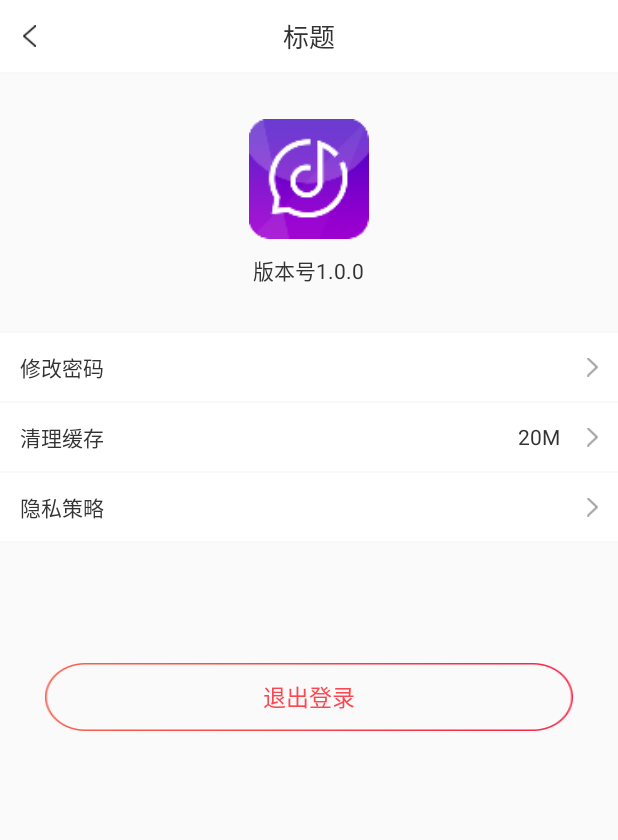
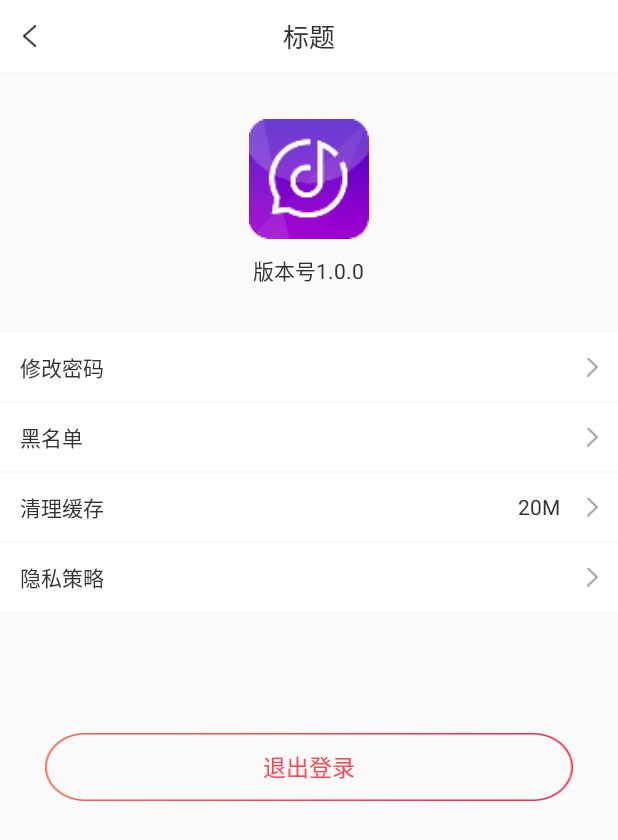
Before and after one commit to 18270839285/VoiceCall, an Android app: the layout activity_setting.xml on its own in the app's theme, with its tools: preview values and no code run, on a phone screen of 412 x 824 dp. Shown: the top 840 px of the screen. Run offline under Robolectric (Android 15) with nearby library versions, the phone set to English and light mode, and no system bars.

Commit message:
添加广播通知首页刷新,黑名单放到设置页

```diff
--- a/app/src/main/AndroidManifest.xml
+++ b/app/src/main/AndroidManifest.xml
@@ -349,6 +349,8 @@
             android:windowSoftInputMode="stateHidden|adjustResize" />
         <activity android:name=".mine.BlackActivity"
             android:screenOrientation="portrait"></activity>
+
+        <receiver android:name=".utils.RefreshReceiver"/>
     </application>
 
 </manifest>
--- a/app/src/main/java/huidu/com/voicecall/main/DynamicFragment.java
+++ b/app/src/main/java/huidu/com/voicecall/main/DynamicFragment.java
@@ -274,6 +274,7 @@ public class DynamicFragment extends BaseFragment implements RequestFinish {
                                                 finishLoad();
                                                 mList.remove(helper.getAdapterPosition());
                                                 notifyDataSetChanged();
+                                                sendRefresh();
                                             }
 
                                             @Override
@@ -308,6 +309,7 @@ public class DynamicFragment extends BaseFragment implements RequestFinish {
                                                 finishLoad();
                                                 mList.remove(helper.getAdapterPosition());
                                                 notifyDataSetChanged();
+                                                sendRefresh();
                                             }
 
                                             @Override
--- a/app/src/main/java/huidu/com/voicecall/main/MineFragment.java
+++ b/app/src/main/java/huidu/com/voicecall/main/MineFragment.java
@@ -93,13 +93,9 @@ public class MineFragment extends BaseFragment implements RequestFinish{
 
     @OnClick({R.id.iv_setting, R.id.rl_personal, R.id.ll_recharge, R.id.ll_income,R.id.ll_anchor,
             R.id.ll_idCard, R.id.ll_about_us,R.id.ll_customer,R.id.ll_follow,R.id.ll_fans,R.id.ll_order,
-            R.id.ll_dynamic,R.id.ll_black})
+            R.id.ll_dynamic})
     public void onViewClicked(View view) {
         switch (view.getId()) {
-            case R.id.ll_black:
-                //黑名單
-                jump(BlackActivity.class);
-                break;
             case R.id.iv_setting:
                 //设置
                 jump(SettingActivity.class);
--- a/app/src/main/java/huidu/com/voicecall/mine/AnchorsSkillsActivity.java
+++ b/app/src/main/java/huidu/com/voicecall/mine/AnchorsSkillsActivity.java
@@ -21,7 +21,6 @@ import com.bumptech.glide.Glide;
 import com.chad.library.adapter.base.BaseQuickAdapter;
 import com.chad.library.adapter.base.BaseViewHolder;
 
-import org.greenrobot.eventbus.EventBus;
 
 import java.io.IOException;
 import java.util.ArrayList;
@@ -153,8 +152,6 @@ public class AnchorsSkillsActivity extends BaseActivity implements RequestFinish
                 goChat(anchorPrice.getInfo());
                 break;
             case R.id.iv_more2:
-                Log.e(TAG, "onViewClicked: "+"onRefreshEvent" );
-                EventBus.getDefault().post(new RefreshEvent("刷新"));
                 //弹窗选择关注，屏蔽，举报
                 DialogUtil.showDialogDynamic(this, new View.OnClickListener() {
                     @Override
@@ -270,10 +267,10 @@ public class AnchorsSkillsActivity extends BaseActivity implements RequestFinish
             case API.USER_BLACK:
                 finishLoad();
                 ToastUtil.toastShow("操作成功");
+                sendRefresh();
                 finish();
                 break;
         }
-
     }
 
     private void setAttention(){
--- a/app/src/main/java/huidu/com/voicecall/mine/BlackActivity.java
+++ b/app/src/main/java/huidu/com/voicecall/mine/BlackActivity.java
@@ -116,6 +116,7 @@ public class BlackActivity extends BaseActivity implements RequestFinish {
                                 finishLoad();
                                 mList.remove(position);
                                 ToastUtil.toastShow("移出成功");
+                                sendRefresh();
                                 DynamicFragment.isRefresh = true;
                                 mAdapter.notifyDataSetChanged();
                             }
@@ -130,7 +131,7 @@ public class BlackActivity extends BaseActivity implements RequestFinish {
                 return false;
             }
         });
-        mAdapter.setEmptyView(EmptyViewUtil.getEmptyView(this,1));
+        mAdapter.setEmptyView(EmptyViewUtil.getEmptyView(this,7));
         recycleView.setAdapter(mAdapter);
     }
 
--- a/app/src/main/java/huidu/com/voicecall/mine/SettingActivity.java
+++ b/app/src/main/java/huidu/com/voicecall/mine/SettingActivity.java
@@ -60,9 +60,13 @@ public class SettingActivity extends BaseActivity {
 
     }
 
-    @OnClick({R.id.iv_back, R.id.rl_pwd, R.id.bt_login,R.id.rl2,R.id.rl3})
+    @OnClick({R.id.iv_back, R.id.rl_pwd, R.id.bt_login,R.id.rl2,R.id.rl3,R.id.rl_black})
     public void onViewClicked(View view) {
         switch (view.getId()) {
+            case R.id.rl_black:
+                //黑名單
+                jumpTo(BlackActivity.class);
+                break;
             case R.id.iv_back:
                 finish();
                 break;
--- a/app/src/main/java/huidu/com/voicecall/utils/EmptyViewUtil.java
+++ b/app/src/main/java/huidu/com/voicecall/utils/EmptyViewUtil.java
@@ -61,6 +61,10 @@ public class EmptyViewUtil {
                 Glide.with(context).load(R.mipmap.zwxx).into(iv_empty);
                 tv_msg.setText("还没有消息~");
                 break;
+            case 7://黑名单
+                Glide.with(context).load(R.mipmap.zwxx).into(iv_empty);
+                tv_msg.setText("哇，这里很安静哦~");
+                break;
         }
         return inflate;
     }
--- a/app/src/main/res/layout/activity_setting.xml
+++ b/app/src/main/res/layout/activity_setting.xml
@@ -48,6 +48,36 @@
             android:layout_height="match_parent"
             android:gravity="center_vertical"
             android:text="修改密码"
+            android:textColor="@color/textColor"
+            android:textSize="@dimen/sp14" />
+
+        <ImageView
+            android:layout_width="wrap_content"
+            android:layout_height="match_parent"
+            android:layout_alignParentRight="true"
+            android:src="@mipmap/sy_gd" />
+
+
+    </RelativeLayout>
+
+    <View
+        android:layout_width="match_parent"
+        android:layout_height="@dimen/dp1"
+        android:background="@color/line" />
+
+    <RelativeLayout
+        android:id="@+id/rl_black"
+        android:layout_width="match_parent"
+        android:layout_height="@dimen/dp45"
+        android:background="@color/white"
+        android:paddingLeft="13dp"
+        android:paddingRight="13dp">
+
+        <TextView
+            android:layout_width="wrap_content"
+            android:layout_height="match_parent"
+            android:gravity="center_vertical"
+            android:text="黑名单"
             android:textColor="@color/textColor"
             android:textSize="@dimen/sp14" />
 
```
Also changed, not shown: app/src/main/java/huidu/com/voicecall/base/BaseActivity.java (+9 -0 lines), app/src/main/java/huidu/com/voicecall/base/BaseFragment.java (+8 -1 lines), app/src/main/java/huidu/com/voicecall/main/HotFragment.java (+55 -37 lines), app/src/main/java/huidu/com/voicecall/utils/RefreshReceiver.java (added, +28 -0 lines), app/src/main/res/layout/fragment_mine.xml (+0 -25 lines).
